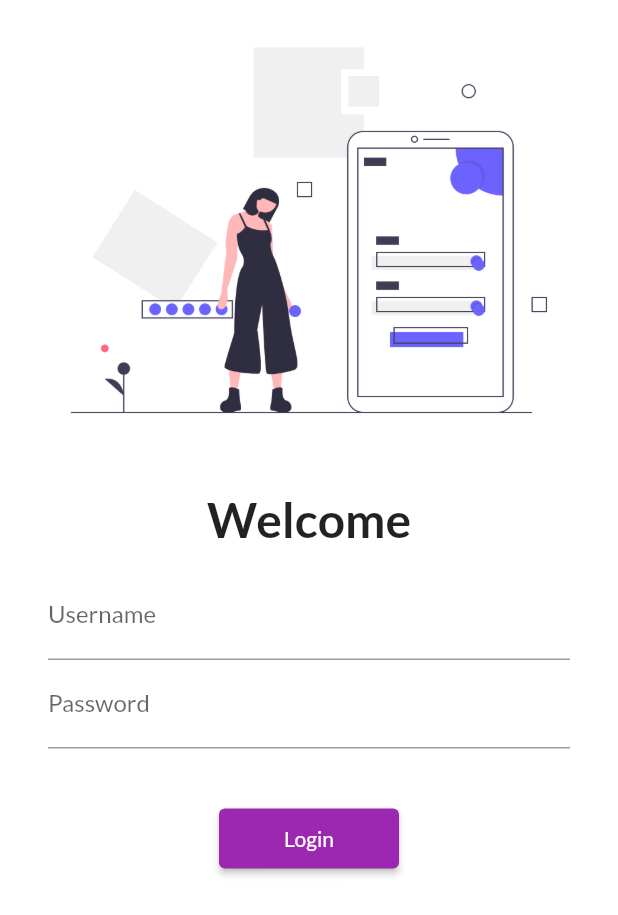
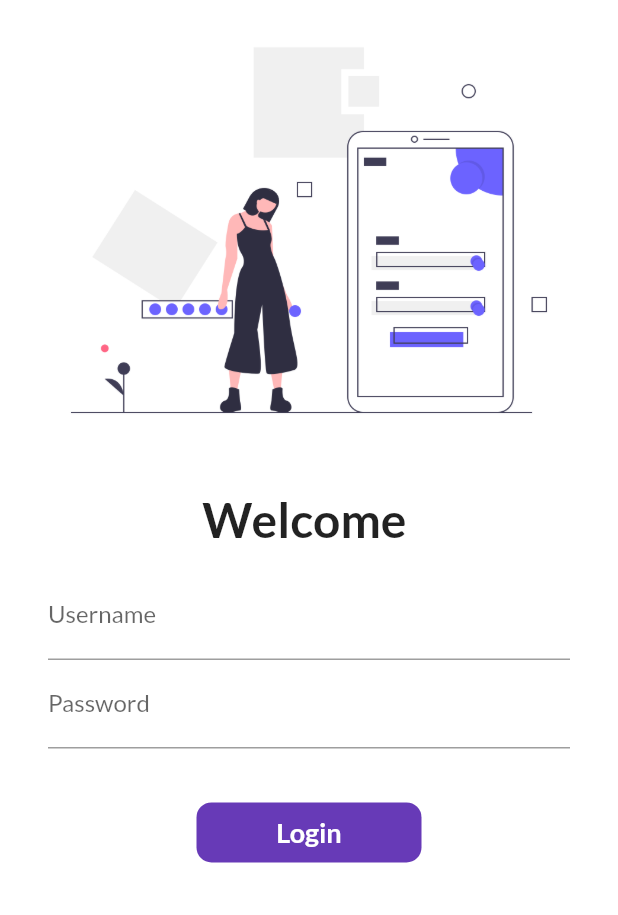
Before and after one commit to anandjha770/30DaysOfFlutter, a Flutter app: the screen it shows after launch, on a phone screen of 412 x 824 dp. Shown: the top 915 px of the screen. Run offline on Flutter 3.47's test engine with Material 2 defaults, Android fonts, the phone set to English and light mode, and no system bars; our stand-ins replace google_fonts.

Commit message:
Day6 Completed

```diff
--- a/lib/pages/login_page.dart
+++ b/lib/pages/login_page.dart
@@ -3,7 +3,15 @@ import 'dart:ui';
 import 'package:awesome_app/utils/routes.dart';
 import 'package:flutter/material.dart';
 
-class LoginPage extends StatelessWidget {
+class LoginPage extends StatefulWidget {
+  @override
+  _LoginPageState createState() => _LoginPageState();
+}
+
+class _LoginPageState extends State<LoginPage> {
+  String name = "";
+  bool changeBtn = false;
+
   @override
   Widget build(BuildContext context) {
     return Material(
@@ -19,7 +27,7 @@ class LoginPage extends StatelessWidget {
               height: 20.0,
             ),
             Text(
-              "Welcome",
+              "Welcome $name",
               style: TextStyle(fontSize: 32, fontWeight: FontWeight.bold),
             ),
             Padding(
@@ -30,6 +38,10 @@ class LoginPage extends StatelessWidget {
                   TextFormField(
                     decoration: InputDecoration(
                         hintText: "Enter usernae", labelText: "Username"),
+                    onChanged: (value) {
+                      name = value;
+                      setState(() {});
+                    },
                   ),
                   TextFormField(
                     obscureText: true,
@@ -42,12 +54,38 @@ class LoginPage extends StatelessWidget {
             SizedBox(
               height: 20.0,
             ),
-            ElevatedButton(
-              onPressed: () {
+            // ElevatedButton(
+            //   onPressed: () {
+            //     Navigator.pushNamed(context, MyRoutes.homeRoute);
+            //   },
+            //   child: Text("Login"),
+            //   style: TextButton.styleFrom(minimumSize: Size(120, 40)),
+            // )
+            InkWell(
+              onTap: () async {
+                setState(() {
+                  changeBtn = true;
+                });
+                await Future.delayed(Duration(seconds: 1));
                 Navigator.pushNamed(context, MyRoutes.homeRoute);
               },
-              child: Text("Login"),
-              style: TextButton.styleFrom(minimumSize: Size(120, 40)),
+              child: AnimatedContainer(
+                duration: Duration(seconds: 1),
+                width: changeBtn?50:150,
+                height: 40,
+                alignment: Alignment.center,
+                decoration: BoxDecoration(
+                    color: Colors.deepPurple,
+                    borderRadius: BorderRadius.circular(10)),
+                child: changeBtn ?Icon(Icons.done): Text(
+                  "Login",
+                  style: TextStyle(
+                    color: Colors.white,
+                    fontWeight: FontWeight.bold,
+                    fontSize: 18,
+                  ),
+                ),
+              ),
             )
           ],
         ),
```
